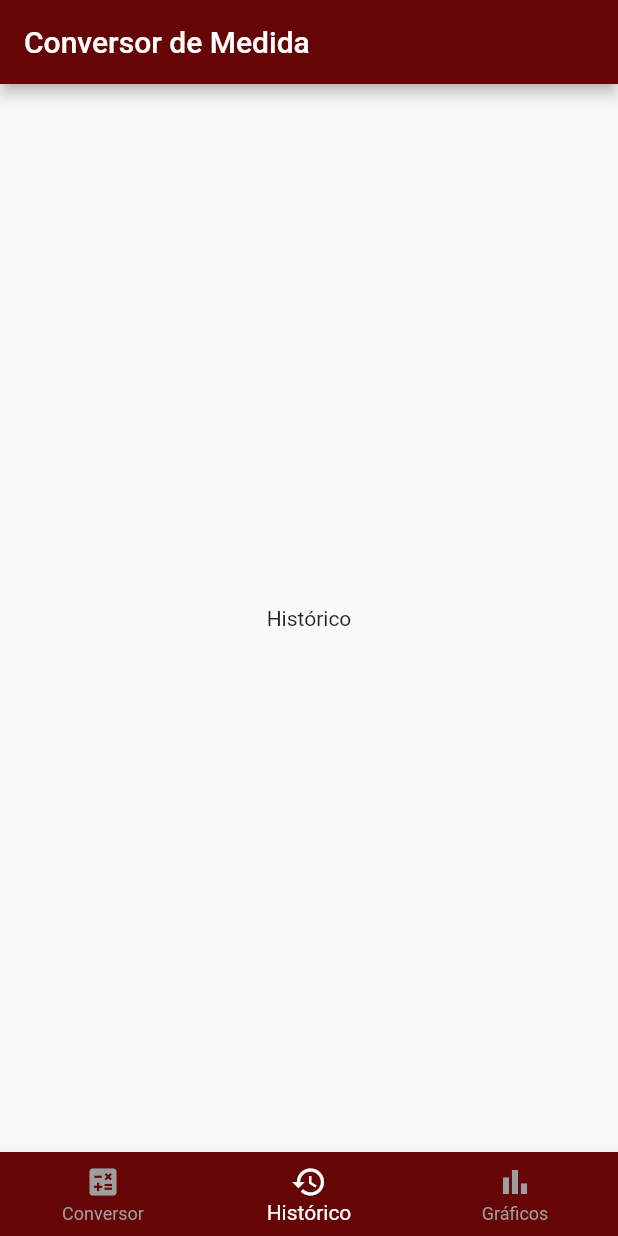
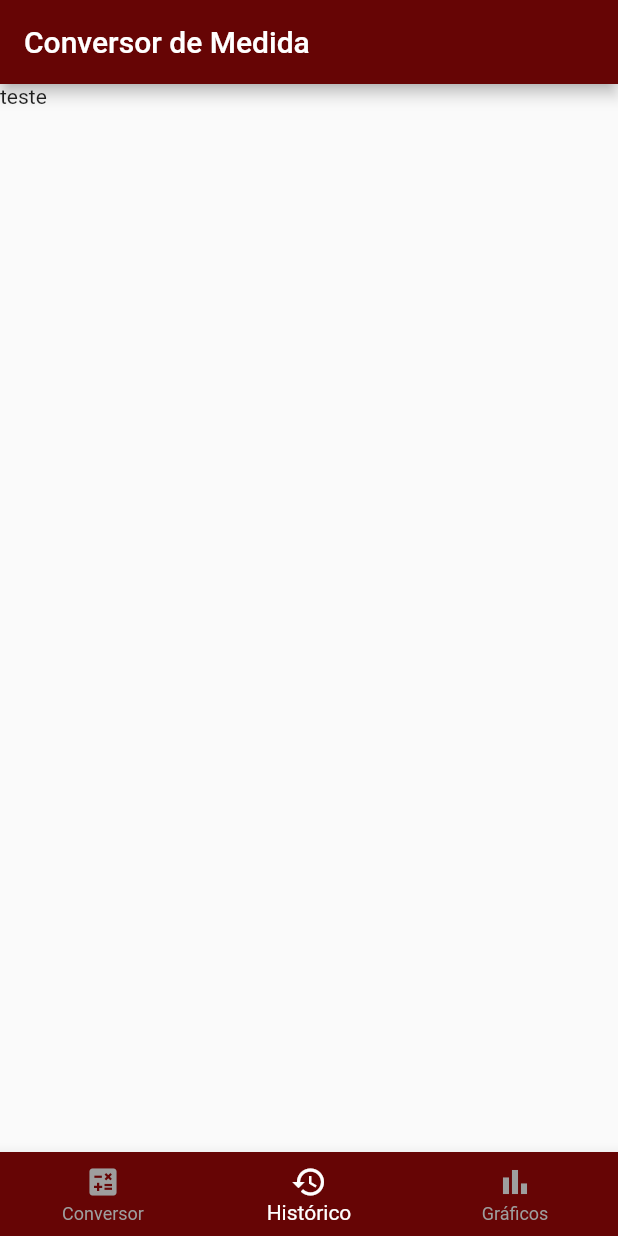
Before and after one commit to luanmateusk/ProjetosAprendizagem, a Flutter app: the screen it shows after launch, item 2 of the bottom bar chosen, on a phone screen of 412 x 824 dp. Run offline on Flutter 3.47's test engine with Material 2 defaults, Android fonts, the phone set to English and light mode, and no system bars.

```diff
--- a/conversor/lib/main.dart
+++ b/conversor/lib/main.dart
@@ -10,6 +10,7 @@
 // ignore_for_file: prefer_const_literals_to_create_immutables, prefer_const_constructors
 
 import 'package:conversor/controller/calculo_controller.dart';
+import 'package:conversor/controller/historico_controller.dart';
 import 'package:conversor/view/conversor_view.dart';
 import 'package:conversor/view/historico_view.dart';
 import 'package:conversor/view/grafico_view.dart';
@@ -20,6 +21,7 @@ void main() {
   runApp(
     MultiProvider(providers: [
       ChangeNotifierProvider(create: (context) => CalculoController()),
+      ChangeNotifierProvider(create: (context) => HistoricoController()),
     ], child: AppConversor()),
   );
 }
--- a/conversor/lib/view/conversor_view.dart
+++ b/conversor/lib/view/conversor_view.dart
@@ -50,6 +50,7 @@ class ConversorView extends StatelessWidget {
                                   //quando o valor inicial estiver preenchido executa...
                                   calculo.input = double.parse(_valorInicial);
                                    calculo.converter(calculo);
+
                                   //calculo.output = 2;
                                 }
                               },
--- a/conversor/lib/view/historico_view.dart
+++ b/conversor/lib/view/historico_view.dart
@@ -1,11 +1,17 @@
+import 'package:conversor/controller/historico_controller.dart';
+import 'package:conversor/models/historico_model.dart';
 import 'package:flutter/material.dart';
+import 'package:provider/provider.dart';
+
+//final itens = List<String>.generate(100, (index) => "Cálculo $index");
+final List<String> itens = ['Milhas', 'Quilômetros', 'Jarda'];
+
 class HistoricoView extends StatelessWidget {
   const HistoricoView({Key? key}) : super(key: key);
 
   @override
   Widget build(BuildContext context) {
-    return Container(
-      child: Center(child: Text('Histórico')),
-    );
+    return MaterialApp(home: Scaffold(body:
+ Text("teste")));
   }
 }
```
Also changed, not shown: conversor/lib/controller/historico_controller.dart (+20 -3 lines), conversor/lib/models/historico_model.dart (+12 -2 lines).
